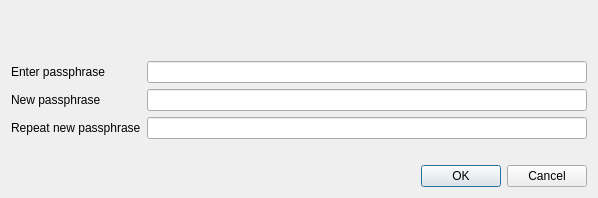
This is src/qt/forms/askpassphrasedialog.ui in onsightit/solarcoin as Qt 5 draws it before an edit. The edited form follows.
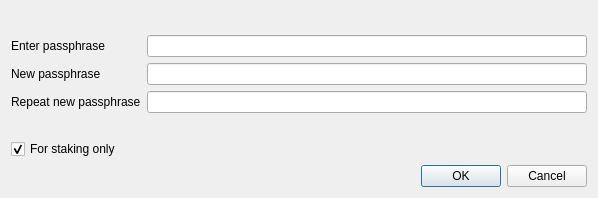
This is the edited form.

Commit message: Added Import Keys menu option/dialog.

Diff of the .ui file:
```diff
--- a/src/qt/forms/askpassphrasedialog.ui
+++ b/src/qt/forms/askpassphrasedialog.ui
@@ -93,6 +93,25 @@
        </property>
       </widget>
      </item>
+     <item row="4" column="0">
+      <widget class="QCheckBox" name="stakingCheckBox">
+       <property name="enabled">
+        <bool>true</bool>
+       </property>
+       <property name="visible">
+        <bool>true</bool>
+       </property>
+       <property name="toolTip">
+        <string>Serves to disable the trivial sendmoney when OS account compromised. Provides no real security.</string>
+       </property>
+       <property name="text">
+        <string>For staking only</string>
+       </property>
+       <property name="checked">
+        <bool>true</bool>
+       </property>
+      </widget>
+     </item>
     </layout>
    </item>
    <item>
```
The commit also changes 7 other files.
